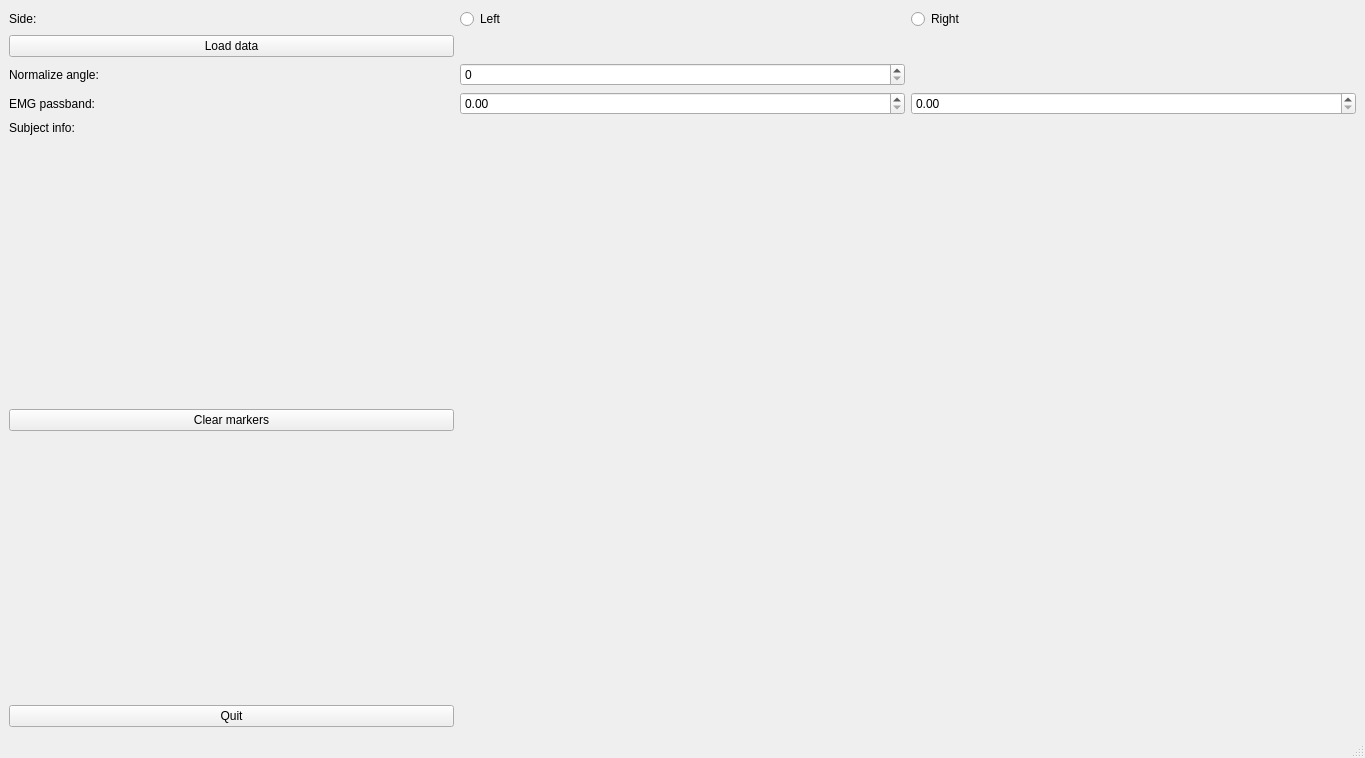
NCH-Motion-Laboratory/gaitutils, file gaitutils/nexus_scripts/tardieu.ui: the form before one commit.
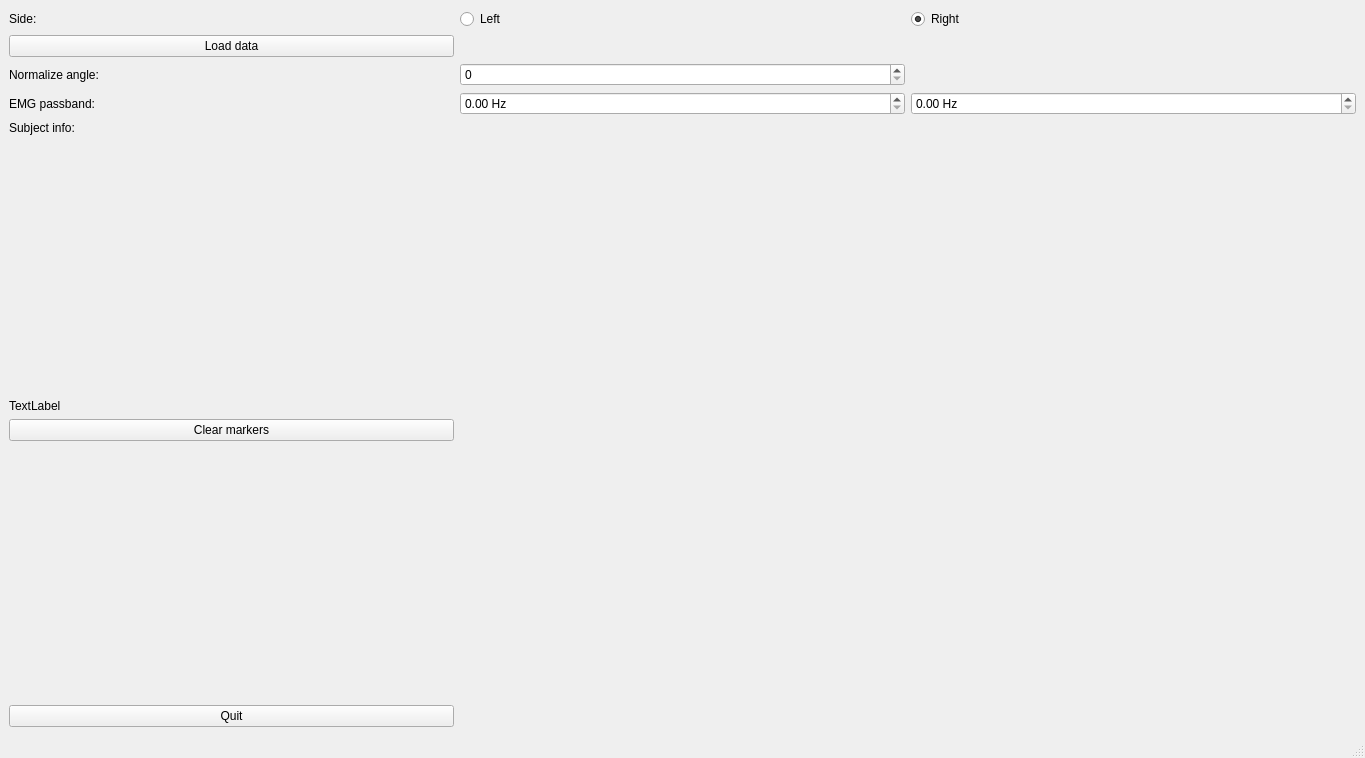
The form after the commit.

Commit message: wip: qt controls

```diff
--- a/gaitutils/nexus_scripts/tardieu.ui
+++ b/gaitutils/nexus_scripts/tardieu.ui
@@ -17,6 +17,16 @@
    <layout class="QHBoxLayout" name="horizontalLayout">
     <item>
      <layout class="QGridLayout" name="mainGridLayout">
+      <item row="1" column="2">
+       <widget class="QRadioButton" name="rbRight">
+        <property name="text">
+         <string>Right</string>
+        </property>
+        <property name="checked">
+         <bool>true</bool>
+        </property>
+       </widget>
+      </item>
       <item row="1" column="0">
        <widget class="QLabel" name="label">
         <property name="text">
@@ -24,21 +34,21 @@
         </property>
        </widget>
       </item>
-      <item row="7" column="0">
-       <widget class="QPushButton" name="pushButton">
+      <item row="8" column="0">
+       <widget class="QPushButton" name="btnClearMarkers">
         <property name="text">
          <string>Clear markers</string>
         </property>
        </widget>
       </item>
       <item row="2" column="0">
-       <widget class="QPushButton" name="pushButton_3">
+       <widget class="QPushButton" name="btnLoadData">
         <property name="text">
          <string>Load data</string>
         </property>
        </widget>
       </item>
-      <item row="9" column="0">
+      <item row="10" column="0">
        <spacer name="verticalSpacer">
         <property name="orientation">
          <enum>Qt::Vertical</enum>
@@ -64,22 +74,15 @@
         </property>
        </spacer>
       </item>
-      <item row="1" column="2">
-       <widget class="QRadioButton" name="radioButton_2">
-        <property name="text">
-         <string>Right</string>
-        </property>
-       </widget>
-      </item>
       <item row="1" column="1">
-       <widget class="QRadioButton" name="radioButton">
+       <widget class="QRadioButton" name="rbLeft">
         <property name="text">
          <string>Left</string>
         </property>
        </widget>
       </item>
-      <item row="10" column="0">
-       <widget class="QPushButton" name="pushButton_2">
+      <item row="11" column="0">
+       <widget class="QPushButton" name="btnQuit">
         <property name="text">
          <string>Quit</string>
         </property>
@@ -93,10 +96,24 @@
        </widget>
       </item>
       <item row="4" column="1">
-       <widget class="QDoubleSpinBox" name="doubleSpinBox"/>
+       <widget class="QDoubleSpinBox" name="doubleSpinBox">
+        <property name="suffix">
+         <string> Hz</string>
+        </property>
+        <property name="maximum">
+         <double>5000.000000000000000</double>
+        </property>
+       </widget>
       </item>
       <item row="4" column="2">
-       <widget class="QDoubleSpinBox" name="doubleSpinBox_2"/>
+       <widget class="QDoubleSpinBox" name="doubleSpinBox_2">
+        <property name="suffix">
+         <string> Hz</string>
+        </property>
+        <property name="maximum">
+         <double>5000.000000000000000</double>
+        </property>
+       </widget>
       </item>
       <item row="4" column="0">
        <widget class="QLabel" name="label_3">
@@ -115,6 +132,13 @@
         </property>
        </widget>
       </item>
+      <item row="7" column="0">
+       <widget class="QLabel" name="lblStatus">
+        <property name="text">
+         <string>TextLabel</string>
+        </property>
+       </widget>
+      </item>
      </layout>
     </item>
    </layout>
```
The commit also changes 1 other file.
